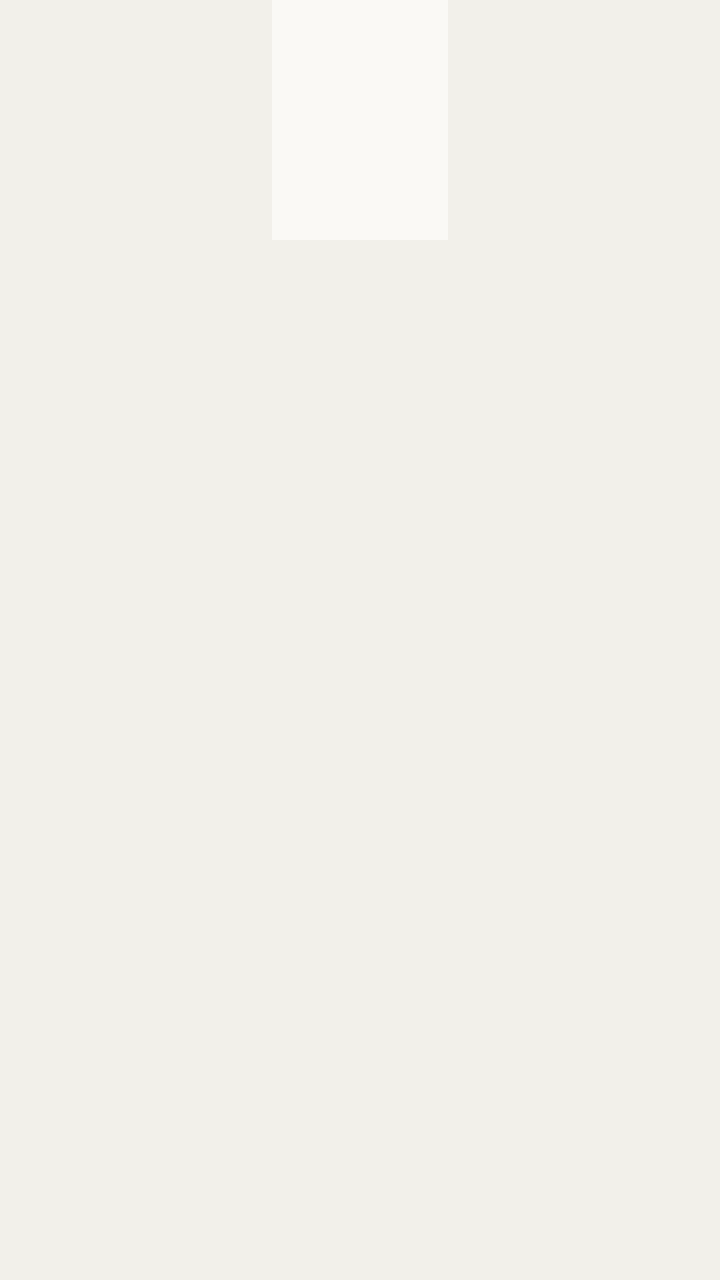
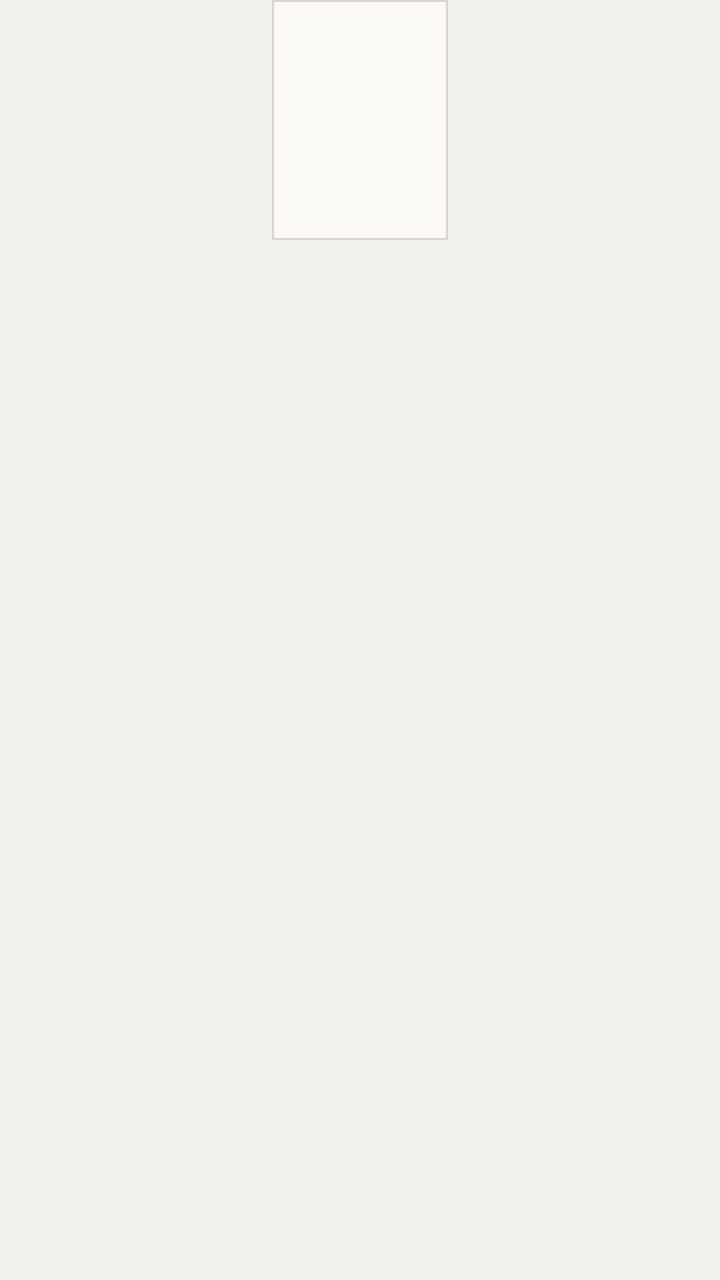

Screens rendered from an Android XML layout before and after an edit, with the pre-edit source and the edit as a unified diff.
<!-- AndroidManifest.xml: application theme Theme.Bibliarium -->
<!-- res/layout/item_pdf_page.xml -->
<?xml version="1.0" encoding="utf-8"?>
<LinearLayout xmlns:android="http://schemas.android.com/apk/res/android"
    android:layout_width="match_parent"
    android:layout_height="wrap_content"
    android:gravity="center_horizontal"
    android:orientation="vertical">

    <ImageView
        android:id="@+id/pdf_page_image"
        android:layout_width="@dimen/pdf_page_thumb_width"
        android:layout_height="@dimen/pdf_page_thumb_height"
        android:background="@color/panel_background"
        android:contentDescription="@null"
        android:scaleType="fitCenter" />

    <TextView
        android:id="@+id/pdf_page_number"
        android:layout_width="wrap_content"
        android:layout_height="wrap_content"
        android:layout_marginTop="4dp"
        android:textColor="@color/panel_text_secondary"
        android:textSize="13sp" />
</LinearLayout>
<!-- resources referenced by this layout -->
<resources>
  <color name="panel_background">#FAF9F5</color>
  <color name="panel_text_secondary">#747872</color>
  <dimen name="pdf_page_thumb_height">120dp</dimen>
  <dimen name="pdf_page_thumb_width">88dp</dimen>
  <style name="Theme.Bibliarium" parent="android:Theme.Material.Light.NoActionBar">
          <item name="android:windowBackground">@color/window_background</item>
          <item name="android:statusBarColor">@android:color/transparent</item>
          <item name="android:navigationBarColor">@android:color/transparent</item>
      </style>
  <color name="window_background">#F2F0EA</color>
</resources>

<!-- the commit's change to res/layout/item_pdf_page.xml (unified diff, before → after) -->
@@ -9,7 +9,7 @@
         android:id="@+id/pdf_page_image"
         android:layout_width="@dimen/pdf_page_thumb_width"
         android:layout_height="@dimen/pdf_page_thumb_height"
-        android:background="@color/panel_background"
+        android:background="@drawable/pdf_page_frame"
         android:contentDescription="@null"
         android:scaleType="fitCenter" />
 
<!-- resource entries referenced after the edit -->
@@ -1,14 +1,24 @@
 <!-- resources referenced by this layout -->
 <resources>
-  <color name="panel_background">#FAF9F5</color>
   <color name="panel_text_secondary">#747872</color>
   <dimen name="pdf_page_thumb_height">120dp</dimen>
   <dimen name="pdf_page_thumb_width">88dp</dimen>
+  <!-- drawable pdf_page_frame (drawable) -->
+  <?xml version="1.0" encoding="utf-8"?>
+  <shape xmlns:android="http://schemas.android.com/apk/res/android"
+      android:shape="rectangle">
+      <solid android:color="@color/panel_background" />
+      <stroke
+          android:width="1dp"
+          android:color="@color/panel_line" />
+  </shape>
   <style name="Theme.Bibliarium" parent="android:Theme.Material.Light.NoActionBar">
           <item name="android:windowBackground">@color/window_background</item>
           <item name="android:statusBarColor">@android:color/transparent</item>
           <item name="android:navigationBarColor">@android:color/transparent</item>
       </style>
+  <color name="panel_background">#FAF9F5</color>
+  <color name="panel_line">#D8D4C8</color>
   <color name="window_background">#F2F0EA</color>
 </resources>
 
